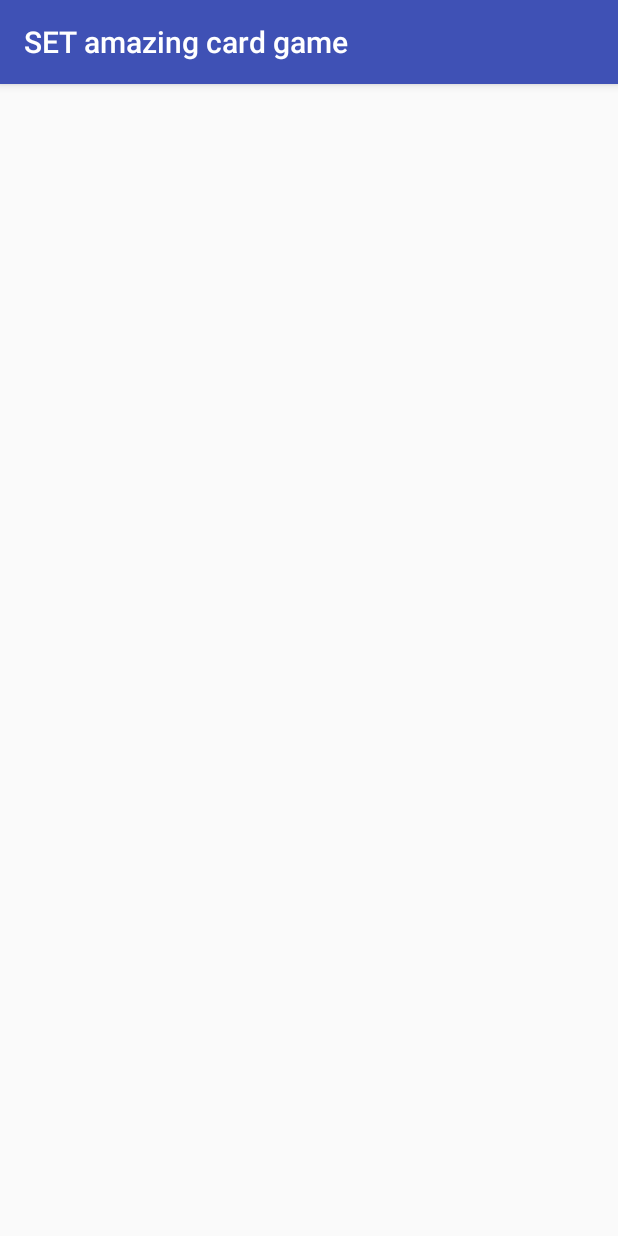
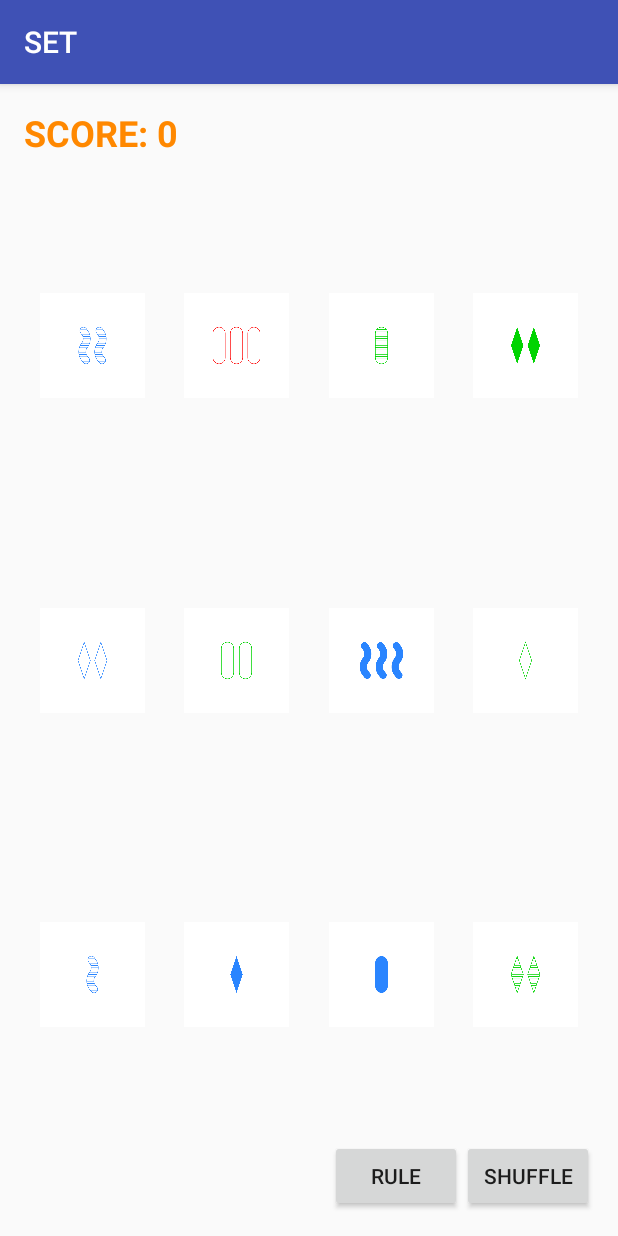
Before and after one commit to namnt1810/SETCardGame, an Android app: the screen it shows after launch (MainGameActivity), after a tap on an icon or button, on a phone screen of 412 x 824 dp. Run offline under Robolectric (Android 15) with nearby library versions, the light colour scheme and no system bars; 2 other taps on this screen came first.

Commit message:
- Finish Game's Algorithm - Update App's Features

```diff
--- a/app/src/main/java/com/example/lap11877_local/setcardgame/Card.java
+++ b/app/src/main/java/com/example/lap11877_local/setcardgame/Card.java
@@ -8,11 +8,16 @@ import com.example.lap11877_local.setcardgame.Features.Shape;
 public class Card {
     public static final String CARD_ID_FORMAT = "%d%d%d%d";
 
+    public static final int CARD_IN_TABLE = 0;
+
+    public static final int CARD_NOT_IN_TABLE = 1;
+
     private Count mCount;
     private Color mColor;
     private Shading mShading;
     private Shape mShape;
     private int mImageRes;
+    private int mStatus;
 
     public Card (Count mCount, Color mColor, Shading mShading, Shape mShape){
         this.mCount = mCount;
@@ -107,6 +112,17 @@ public class Card {
     }
 
     public void setImageRes(Integer imageRes) {
+        if (imageRes == null){
+            return;
+        }
         this.mImageRes = imageRes;
     }
+
+    public int getStatus() {
+        return mStatus;
+    }
+
+    public void setStatus(int mStatus) {
+        this.mStatus = mStatus;
+    }
 }
--- a/app/src/main/java/com/example/lap11877_local/setcardgame/Deck.java
+++ b/app/src/main/java/com/example/lap11877_local/setcardgame/Deck.java
@@ -11,7 +11,7 @@ import java.util.Map;
 import java.util.Random;
 
 public class Deck {
-    private final int POSITION_NONE = -1;
+//    private final int POSITION_NONE = -1;
 
     private int TOTAL_CARDS = 81;
 
@@ -21,11 +21,12 @@ public class Deck {
 
     private Random mRandom = new Random();
 
-    private int mCardsLeft = TOTAL_CARDS;
+    //private int mCardsLeft = TOTAL_CARDS;
+
 
     public Deck(){
+        makeImagesResourceMap();
         makeDeck();
-        makeImagesResourceMap();
     }
 
     private void makeDeck(){
@@ -49,14 +50,15 @@ public class Deck {
                         shading = shadings[shadingIndex];
                         shape = shapes [shapeIndex];
 
-                        Card card = new Card(count, color, shading, shape);
-
                         String cardIdString = String.format(Locale.getDefault(),
                                 Card.CARD_ID_FORMAT,
                                 countIndex, colorIndex, shadingIndex, shapeIndex);
 
+                        Card card = new Card(count, color, shading, shape);
+
                         Integer cardImageResId = mCardResIdMap.get(cardIdString);
                         card.setImageRes(cardImageResId);
+                        card.setStatus(Card.CARD_NOT_IN_TABLE);
 
                         mDeck[cardsIndex] = card;
                         cardsIndex++;
@@ -236,23 +238,27 @@ public class Deck {
     public Card[] makeTable(){
         int tableSize = 12;
         Card[] table = new Card[tableSize];
+        int tableIndex =0;
         int selectIndex;
 
-        for (int tableIndex = 0; tableIndex < tableSize; tableIndex++) {
+        while (tableIndex < tableSize){
             selectIndex = getAvailableIndex();
-            if (selectIndex != POSITION_NONE ) {
-                table[tableIndex] = mDeck[selectIndex];
-                mDeck[selectIndex] = null;
-                mCardsLeft--;
+//            if (selectIndex != POSITION_NONE){
+                Card card = mDeck[selectIndex];
+                if (card.getStatus() == Card.CARD_NOT_IN_TABLE) {
+                    card.setStatus(Card.CARD_IN_TABLE);
+                    table[tableIndex] = card;
+                    tableIndex++;
+                }
             }
-        }
-        return table;
+//        }
+            return table;
     }
 
     public int getAvailableIndex(){
-        if(isEmpty()) {
-            return POSITION_NONE;
-        }
+//        if(isEmpty()) {
+//            return POSITION_NONE;
+//        }
         int randomIndex = mRandom.nextInt(TOTAL_CARDS);
         while(!isAvailable(randomIndex)){
             randomIndex = mRandom.nextInt(TOTAL_CARDS);
@@ -260,9 +266,9 @@ public class Deck {
         return randomIndex;
     }
 
-    public boolean isEmpty(){
-        return mCardsLeft == 0;
-    }
+//    public boolean isEmpty(){
+//        return mCardsLeft == 0;
+//    }
 
     public boolean isAvailable(int randomIndex){
         return isValidIndex(randomIndex) && mDeck[randomIndex] != null;
@@ -273,20 +279,25 @@ public class Deck {
     }
 
     public Card[] generateCards(int numberOfCardsToGenerate) {
-        if (isEmpty()) {
-            // Game end, no more cards left.
-            return null;
-        }
+//        if (isEmpty()) {
+//             Game end, no more cards left.
+//            return null;
+//        }
 
-        Card[] cards = new Card[numberOfCardsToGenerate];
-        for(int i = 0; i < numberOfCardsToGenerate; i++) {
+        Card[] cardsArray = new Card[numberOfCardsToGenerate];
+        int cardIndex = 0;
+
+        while (cardIndex < numberOfCardsToGenerate) {
             int availableIndex = getAvailableIndex();
-            if (POSITION_NONE != availableIndex) {
-                cards[i] = mDeck[availableIndex];
-                mDeck[availableIndex] = null;
-                mCardsLeft--;
+//            if (POSITION_NONE != availableIndex) {
+                Card card = mDeck[availableIndex];
+                if (card.getStatus() == Card.CARD_NOT_IN_TABLE) {
+                    card.setStatus(Card.CARD_IN_TABLE);
+                    cardsArray[cardIndex] = card;
+                    cardIndex++;
+                }
             }
-        }
-        return cards;
+//        }
+        return cardsArray;
     }
 }
--- a/app/src/main/java/com/example/lap11877_local/setcardgame/MainGameActivity.java
+++ b/app/src/main/java/com/example/lap11877_local/setcardgame/MainGameActivity.java
@@ -1,9 +1,12 @@
 package com.example.lap11877_local.setcardgame;
 
+import android.os.Handler;
+import android.support.v4.app.DialogFragment;
 import android.support.v7.app.AppCompatActivity;
 import android.os.Bundle;
 import android.view.View;
 import android.widget.ImageView;
+import android.widget.TextView;
 import android.widget.Toast;
 
 import java.util.HashSet;
@@ -29,10 +32,15 @@ public class MainGameActivity extends AppCompatActivity implements View.OnClickL
             R.id.image12
     };
 
+    private TextView mScoreView;
+
     private SetGame mGame;
 
     private Set<Integer> mSelectedCardIds;
 
+    private int mScore = 0;
+
+    private Handler mHandler = new Handler();
 
     /** initViews() method used to find View by Id
      */
@@ -42,13 +50,32 @@ public class MainGameActivity extends AppCompatActivity implements View.OnClickL
         for (int i = 0; i < length; i++) {
             mImageViews[i] = findViewById(mViewIds[i]);
             mImageViews[i].setOnClickListener(this);
+        }
 
-            //where to put this?
-           // Card cardFromViewId = mGame.getTable().getCardFromViewId(mViewIds[i]);
-           // setImagesToImageViews(mImageViews[i], cardFromViewId);
-//            Card cardFromViewId = mGame.getTable().getCardFromViewId(mViewIds[i]);
-//            mImageViews[i].setImageResource(cardFromViewId.getImageRes());
-        }
+        View mShuffleButton;
+
+        View mRuleButton;
+
+        mScoreView = findViewById(R.id.score_button);
+        mScoreView.setText(String.format("SCORE: 0"));
+
+        mShuffleButton = findViewById(R.id.shuffle_button);
+        mShuffleButton.setOnClickListener(new View.OnClickListener() {
+            @Override
+            public void onClick(View v) {
+                shuffleTable();
+                mScore--;
+                mScoreView.setText(String.format("SCORE: %d", mScore));
+            }
+        });
+
+        mRuleButton = findViewById(R.id.rule_button);
+        mRuleButton.setOnClickListener(new View.OnClickListener(){
+            @Override
+            public void onClick(View v) {
+                rule_description();
+           }
+        });
     }
 
     @Override
@@ -67,6 +94,11 @@ public class MainGameActivity extends AppCompatActivity implements View.OnClickL
         mSelectedCardIds = new HashSet<>();
     }
 
+    private void rule_description(){
+        DialogFragment newFragment = new Rule();
+        newFragment.show(getSupportFragmentManager(), "back");
+    }
+
 
     private int[] asArray() {
         int size = mSelectedCardIds.size();
@@ -78,76 +110,95 @@ public class MainGameActivity extends AppCompatActivity implements View.OnClickL
         return ids;
     }
 
+    private void shuffleTable() {
+        mGame.getTable().resetCardStatusInTable();
+        GameTable newTable = new GameTable(mGame.shuffleTable());
+        mGame.setTable(newTable);
+        mGame.matchingViewIds(mViewIds);
+        for (int i = 0; i < mViewIds.length ; i++) {
+            Card cardFromViewId = mGame.getTable().getCardFromViewId(mViewIds[i]);
+            mImageViews[i].setImageResource(cardFromViewId.getImageRes());
+        }
+    }
+
     @Override
     public void onClick(View v) {
         int id = v.getId();
 
         if (mSelectedCardIds.contains(id)) {
             mSelectedCardIds.remove(id);// Check if re-select
+            v.setSelected(false);
             return;
         }
         // otherwise, add the selected ID to set.
         mSelectedCardIds.add(id);
+        v.setSelected(true);
 
         if (3 != mSelectedCardIds.size()){
             return;
         }
 
-        GameTable table = mGame.getTable();
+        final GameTable table = mGame.getTable();
         if (table != null) {
 
-            int[] selectedViewIds = asArray();
+            final int[] selectedViewIds = asArray();
             Card[] selectedCards = new Card[selectedViewIds.length];
             for (int i = 0; i < selectedViewIds.length; i++) {
                 selectedCards[i] = mGame.getSelectedCard(selectedViewIds[i]);
             }
 
             if (mGame.isSet(selectedCards[0], selectedCards[1], selectedCards[2])) {
-                //TODO: logic to handle if 3 cards are a set.
-                Toast.makeText(this, "One SET found", Toast.LENGTH_SHORT).show();
-                table.removeCardsByViewIds(mSelectedCardIds);
-                int[] emptyPositions = table.getEmptyCardPositions();
-                table.refill(mGame.generateNextCards());
-                table.matchingElements(selectedViewIds, emptyPositions);
-                mSelectedCardIds.clear();
-                //Toast.makeText(this, "One SET found", Toast.LENGTH_SHORT).show();
+                mHandler.postDelayed(new Runnable() {
+                    @Override
+                    public void run() {
+                        clearSelectedViews();
+                        Toast.makeText(MainGameActivity.this, "One SET found", Toast.LENGTH_SHORT).show();
+                        mScore++;
+                        setScore();
+                        table.removeCardsByViewIds(mSelectedCardIds);
+                        int[] emptyPositions = table.getEmptyCardPositions();
+                        Card[] generatedCards = mGame.generateNextCards();
+                        table.refill(generatedCards);
+                        table.matchingElements(selectedViewIds, emptyPositions);
+                        for (int i = 0; i < selectedViewIds.length; i++) {
+                           ImageView selectedView = findViewById(selectedViewIds[i]);
+                           selectedView.setImageResource(generatedCards[i].getImageRes());
+                        }
+                        mSelectedCardIds.clear();
+                    }
+                }, 1000L);
+
             } else {
-                //TODO: not a set, your logic goes here.
+                mHandler.postDelayed(new Runnable() {
+                    @Override
+                    public void run() {
+                        clearSelectedViews();
+                        mSelectedCardIds.clear();
+                        Toast.makeText(MainGameActivity.this, "Not a SET", Toast.LENGTH_SHORT).show();
+                    }
+                }, 1000L);
+            }
+        }
+    }
 
-                mSelectedCardIds.clear();
-                Toast.makeText(this, "Not a SET", Toast.LENGTH_SHORT).show();
+    private void clearSelectedViews() {
+        for (Integer cardId : mSelectedCardIds) {
+            View imageView = findViewById(cardId);
+            if (imageView != null) {
+                imageView.setSelected(false);
             }
-//            if (!mGame.isSet(selectedCards[0], selectedCards[1], selectedCards[2])){
-//                System.out.println("Not a Set. Please choose three cards again");
-//
-//                //remove elements in mSelectedCardIds?
-//                Iterator<Integer> iterator1 = mSelectedCardIds.iterator();
-//                while (iterator1.hasNext()) {
-//                    iterator1.remove();
-//                }
-//
-//                return;
-//            }
+        }
+    }
 
-            //remove elements in mSelectedCardIds
+    private void setScore() {
+        mScoreView.setText(String.format("SCORE: %d", mScore));
+    }
 
-
-
-            // TODO: implement your logic to check cards are a set here.
-            // 1. Check a set
-            // 2. Reset cards, clear selected cards.
-
-            // iterate over selected card IDs, reset its background.
-            //mSelectedCardIds.clear();
+    @Override
+    protected void onDestroy() {
+        if (mHandler != null) {
+            mHandler.removeCallbacks(null);
         }
-
-
-        // 2. Validate the selected cards if they're a set.
-        // 3. Reset cards background to default after processed above steps.
-
-
-//        int viewId = v.getId();
-//        Card card = mViewIdToCards.get(viewId);
-//        Toast.makeText(this, card.toString(), Toast.LENGTH_SHORT).show();
+        super.onDestroy();
     }
 }
--- a/app/src/main/res/drawable/image_background.xml
+++ b/app/src/main/res/drawable/image_background.xml
@@ -1,4 +1,6 @@
 <?xml version="1.0" encoding="utf-8"?>
+<selector xmlns:android="http://schemas.android.com/apk/res/android">
+    <item android:state_selected="true">
         <shape xmlns:android="http://schemas.android.com/apk/res/android" android:shape="rectangle">
 
             <stroke android:color="#059f34"
@@ -9,3 +11,10 @@
                 android:top="8dp"
                 android:bottom="8dp"/>
         </shape>
+    </item>
+    <item>
+        <shape android:shape="rectangle">
+            <solid android:color="#FFFFFF"/>
+        </shape>
+    </item>
+</selector>
--- a/app/src/main/res/layout/activity_setcard_game.xml
+++ b/app/src/main/res/layout/activity_setcard_game.xml
@@ -11,6 +11,7 @@
         android:layout_width="70dp"
         android:layout_height="70dp"
         android:src="@mipmap/ic_launcher"
+        android:background="@drawable/image_background"
         app:layout_constraintBottom_toTopOf="@id/image5"
         app:layout_constraintEnd_toStartOf="@+id/image2"
         app:layout_constraintHorizontal_bias="0.5"
@@ -24,6 +25,7 @@
         android:layout_width="70dp"
         android:layout_height="70dp"
         android:src="@mipmap/ic_launcher"
+        android:background="@drawable/image_background"
         app:layout_constraintBottom_toTopOf="@id/image6"
         app:layout_constraintEnd_toStartOf="@+id/image3"
         app:layout_constraintHorizontal_bias="0.5"
@@ -36,6 +38,7 @@
         android:layout_width="70dp"
         android:layout_height="70dp"
         android:src="@mipmap/ic_launcher"
+        android:background="@drawable/image_background"
         app:layout_constraintBottom_toTopOf="@id/image7"
         app:layout_constraintEnd_toStartOf="@+id/image4"
         app:layout_constraintHorizontal_bias="0.5"
@@ -48,6 +51,7 @@
         android:layout_width="70dp"
         android:layout_height="70dp"
         android:src="@mipmap/ic_launcher"
+        android:background="@drawable/image_background"
         app:layout_constraintBottom_toTopOf="@id/image8"
         app:layout_constraintEnd_toEndOf="parent"
         app:layout_constraintHorizontal_bias="0.5"
@@ -60,6 +64,7 @@
         android:layout_width="70dp"
         android:layout_height="70dp"
         android:src="@mipmap/ic_launcher"
+        android:background="@drawable/image_background"
         app:layout_constraintBottom_toTopOf="@id/image9"
         app:layout_constraintEnd_toStartOf="@id/image6"
         app:layout_constraintHorizontal_bias="0.5"
@@ -72,6 +77,7 @@
         android:layout_width="70dp"
         android:layout_height="70dp"
         android:src="@mipmap/ic_launcher"
+        android:background="@drawable/image_background"
         app:layout_constraintBottom_toTopOf="@id/image10"
         app:layout_constraintEnd_toStartOf="@id/image7"
         app:layout_constraintHorizontal_bias="0.5"
@@ -84,6 +90,7 @@
         android:layout_width="70dp"
         android:layout_height="70dp"
         android:src="@mipmap/ic_launcher"
+        android:background="@drawable/image_background"
         app:layout_constraintBottom_toTopOf="@id/image11"
         app:layout_constraintEnd_toStartOf="@id/image8"
         app:layout_constraintHorizontal_bias="0.5"
@@ -96,6 +103,7 @@
         android:layout_width="70dp"
         android:layout_height="70dp"
         android:src="@mipmap/ic_launcher"
+        android:background="@drawable/image_background"
         app:layout_constraintBottom_toTopOf="@id/image12"
         app:layout_constraintEnd_toEndOf="parent"
         app:layout_constraintHorizontal_bias="0.5"
@@ -108,6 +116,7 @@
         android:layout_width="70dp"
         android:layout_height="70dp"
         android:src="@mipmap/ic_launcher"
+        android:background="@drawable/image_background"
         app:layout_constraintBottom_toBottomOf="parent"
         app:layout_constraintEnd_toStartOf="@id/image10"
         app:layout_constraintHorizontal_bias="0.5"
@@ -120,6 +129,7 @@
         android:layout_width="70dp"
         android:layout_height="70dp"
         android:src="@mipmap/ic_launcher"
+        android:background="@drawable/image_background"
         app:layout_constraintBottom_toBottomOf="parent"
         app:layout_constraintEnd_toStartOf="@id/image11"
         app:layout_constraintHorizontal_bias="0.5"
@@ -132,6 +142,7 @@
         android:layout_width="70dp"
         android:layout_height="70dp"
         android:src="@mipmap/ic_launcher"
+        android:background="@drawable/image_background"
         app:layout_constraintBottom_toBottomOf="parent"
         app:layout_constraintEnd_toStartOf="@id/image12"
         app:layout_constraintHorizontal_bias="0.5"
@@ -144,6 +155,7 @@
         android:layout_width="70dp"
         android:layout_height="70dp"
         android:src="@mipmap/ic_launcher"
+        android:background="@drawable/image_background"
         app:layout_constraintBottom_toBottomOf="parent"
         app:layout_constraintEnd_toEndOf="parent"
         app:layout_constraintHorizontal_bias="0.5"
@@ -151,4 +163,35 @@
         app:layout_constraintTop_toBottomOf="@id/image8"
         app:layout_constraintVertical_bias="0.5" />
 
+    <Button
+        android:id="@+id/shuffle_button"
+        android:layout_width="wrap_content"
+        android:layout_height="wrap_content"
+        android:layout_marginBottom="16dp"
+        android:layout_marginEnd="16dp"
+        android:layout_marginRight="16dp"
+        android:text="@string/shuffle"
+        app:layout_constraintBottom_toBottomOf="parent"
+        app:layout_constraintEnd_toEndOf="parent" />
+
+    <Button
+        android:id="@+id/rule_button"
+        android:layout_width="wrap_content"
+        android:layout_height="wrap_content"
+        app:layout_constraintBaseline_toBaselineOf="@+id/shuffle_button"
+        app:layout_constraintEnd_toStartOf="@id/shuffle_button"
+        android:text="@string/rule"/>
+
+    <TextView
+        android:id="@+id/score_button"
+        android:layout_width="wrap_content"
+        android:layout_height="wrap_content"
+        android:textSize="24sp"
+        app:layout_constraintTop_toTopOf="parent"
+        app:layout_constraintStart_toStartOf="parent"
+        android:layout_marginTop="16dp"
+        android:layout_marginStart ="16dp"
+        android:layout_marginLeft="16dp"
+        android:textStyle="bold"
+        android:textColor="#ff8800"/>
 </android.support.constraint.ConstraintLayout>
--- a/app/src/main/res/values/strings.xml
+++ b/app/src/main/res/values/strings.xml
@@ -1,3 +1,9 @@
 <resources>
-    <string name="app_name">SET amazing card game</string>
+    <string name="app_name">SET</string>
+    <string name="rule">RULE</string>
+    <string name="shuffle">SHUFFLE</string>
+    <string name="dialog_set_rule">The object of the game is to identify a SET of three cards from 12 cards laid out on the table. Each card has a variation of the following four features:\n\n (A) Color: \nEach card is red, green, or purple.\n\n(B) Symbol: \nEach card contains ovals, squiggles, or diamonds.\n\n(C) Number: \nEach card has one, two, or three symbols.\n\n(D) Shading: Each card is solid, open, or striped.\n\nA SET consists of three cards in which each feature is EITHER the same on each card OR is different on each card. That is to say, any feature in the SET of three cards is either common to all three cards or is different on each card.</string>
+    <string name="RULE">rule</string>
+    <string name="back">BACK</string>
+
 </resources>
```
Also changed, not shown: app/src/main/java/com/example/lap11877_local/setcardgame/GameTable.java (+6 -7 lines), app/src/main/java/com/example/lap11877_local/setcardgame/Rule.java (added, +27 -0 lines), app/src/main/java/com/example/lap11877_local/setcardgame/SetGame.java (+8 -0 lines). Lines whose indentation alone changed are shown as unchanged.
